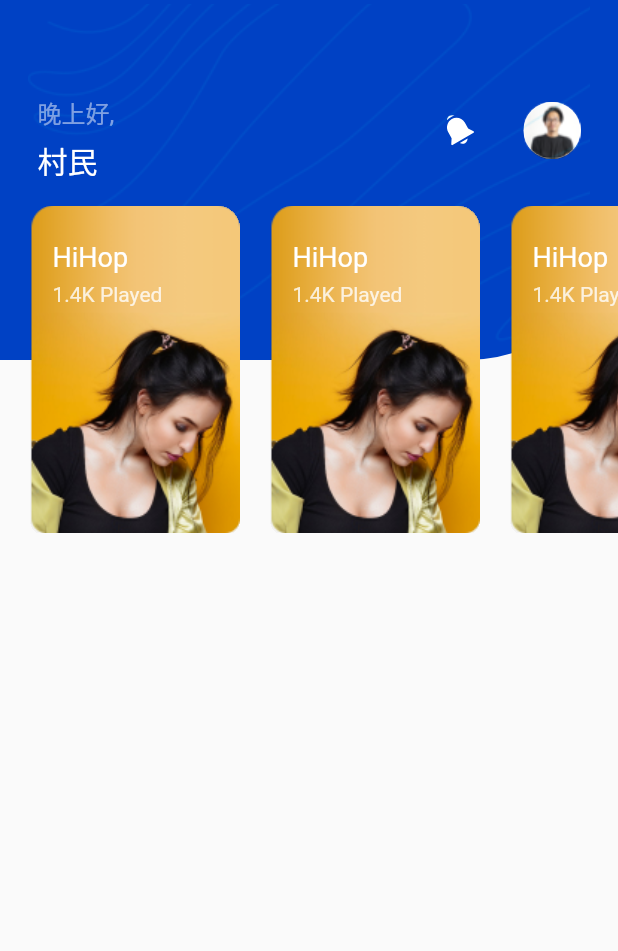
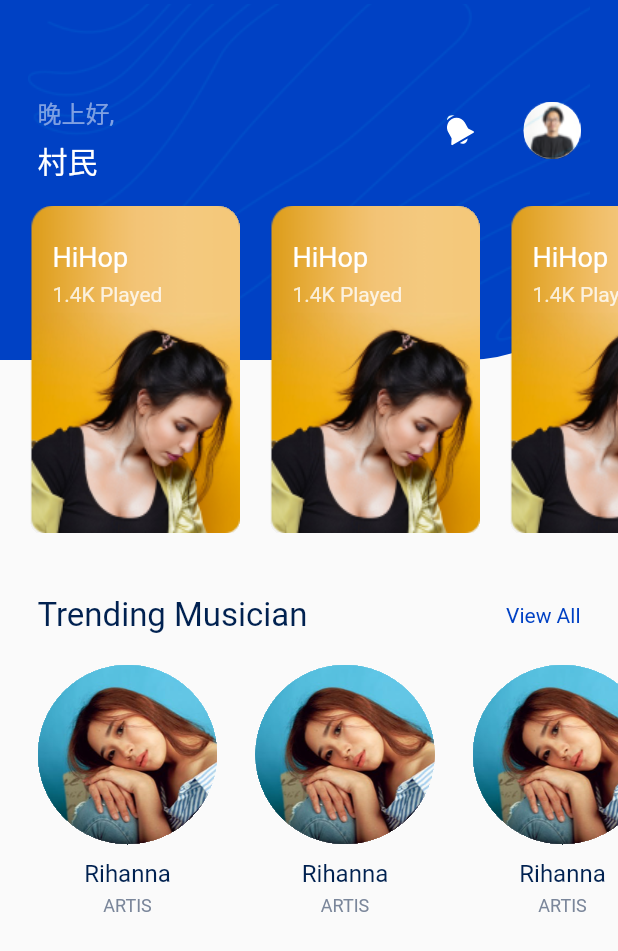
Before and after one commit to Rawrblock/cm-music-app, a Flutter app: the screen it shows after launch, on a phone screen of 412 x 824 dp. Shown: the top 951 px of the screen. Run offline on Flutter 3.47's test engine with Material 2 defaults, Android fonts, the phone set to English and light mode, and no system bars; our stand-ins replace flutter_svg.

Commit message:
feat: add musicianBanner Compontents

```diff
--- a/lib/pages/home/header.dart
+++ b/lib/pages/home/header.dart
@@ -1,5 +1,4 @@
 import 'package:cm_music_app/pages/home/category_banner.dart';
-import 'package:cm_music_app/pages/home/category_card.dart';
 import 'package:flutter/material.dart';
 
 import 'notification_area.dart';
--- a/lib/pages/home/home_page.dart
+++ b/lib/pages/home/home_page.dart
@@ -1,5 +1,6 @@
 import 'package:cm_music_app/pages/home/header.dart';
 import 'package:flutter/material.dart';
+import 'musician_banner.dart';
 
 class HomePage extends StatelessWidget {
   const HomePage({Key? key}) : super(key: key);
@@ -8,7 +9,11 @@ class HomePage extends StatelessWidget {
   Widget build(BuildContext context) {
     return Scaffold(
         body: Column(
-      children: const <Widget>[Header()],
+        children: const <Widget>[
+          Header(),
+          SizedBox(height: 40),
+          MusicianBanner(title: "Trending Musician")
+        ],
     ));
   }
 }
--- /dev/null
+++ b/lib/pages/home/musician_banner.dart
@@ -0,0 +1,53 @@
+import 'package:cm_music_app/theme.dart';
+import 'package:flutter/material.dart';
+import 'musician_card.dart';
+
+class MusicianBanner extends StatelessWidget {
+  const MusicianBanner({Key? key, required this.title}) : super(key: key);
+
+  final String title;
+
+  @override
+  Widget build(BuildContext context) {
+    return Column(
+      children: <Widget>[
+        Container(
+          padding: const EdgeInsets.only(left: 25, right: 25),
+          margin: const EdgeInsets.only(bottom: 20),
+          child: Row(
+            children: <Widget>[
+              Text(
+                title,
+                style: const TextStyle(
+                    color: Color(0xFF002150),
+                    fontSize: 22
+                )
+              ),
+              Spacer(),
+              Text(
+                "View All",
+                style: TextStyle(
+                  fontSize: 14,
+                  color: primary.shade600
+                ),
+              )
+            ],
+          ),
+        ),
+        SingleChildScrollView(
+          scrollDirection: Axis.horizontal,
+          padding: const EdgeInsets.only(left: 25),
+          child: Row(
+            children: const [
+              MusicianCard(name: "Rihanna", photo: "assets/images/musician-photo.png", category: "ARTIS"),
+              MusicianCard(name: "Rihanna", photo: "assets/images/musician-photo.png", category: "ARTIS"),
+              MusicianCard(name: "Rihanna", photo: "assets/images/musician-photo.png", category: "ARTIS"),
+              MusicianCard(name: "Rihanna", photo: "assets/images/musician-photo.png", category: "ARTIS")
+            ],
+          ),
+        )
+      ],
+    );
+  }
+
+}
--- /dev/null
+++ b/lib/pages/home/musician_card.dart
@@ -0,0 +1,48 @@
+import 'package:cm_music_app/theme.dart';
+import 'package:flutter/material.dart';
+
+class MusicianCard extends StatelessWidget {
+  const MusicianCard({Key? key, required this.name, required this.photo, required this.category}) : super(key: key);
+
+  final String name, photo, category;
+
+  @override
+  Widget build(BuildContext context) {
+    return Container(
+      margin: const EdgeInsets.only(right: 25, bottom: 10),
+      child: Column(
+        crossAxisAlignment: CrossAxisAlignment.center,
+        children: <Widget>[
+          Container(
+              width: 120,
+              height: 120,
+              clipBehavior: Clip.hardEdge,
+              margin: const EdgeInsets.only(bottom: 10),
+              decoration: const BoxDecoration(
+                borderRadius: BorderRadius.all(Radius.circular(120))
+              ),
+              child: Image.asset(photo)
+          ),
+          Text(
+            name,
+            style: const TextStyle(
+              fontSize: 16,
+              color: Color(0xFF002150)
+            ),
+          ),
+          const SizedBox(
+            height: 5,
+          ),
+          Text(
+            category,
+            style: const TextStyle(
+              color: Color(0xFF7A869A),
+              fontSize: 12
+            ),
+          )
+        ],
+      ),
+    );
+  }
+
+}
```
